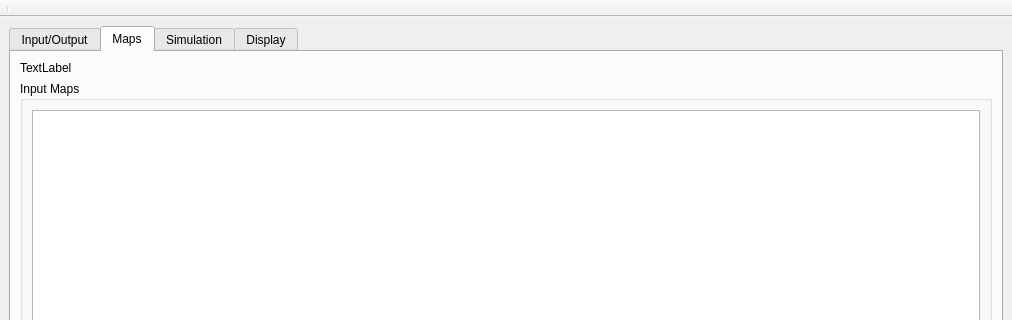
Before: the Qt Designer form ui_full/lisemqt.ui in vjetten/openlisem, drawn with Qt 5; both pictures show x 0 to 1012 and y 0 to 320 of the 1012 by 749 pixel window.
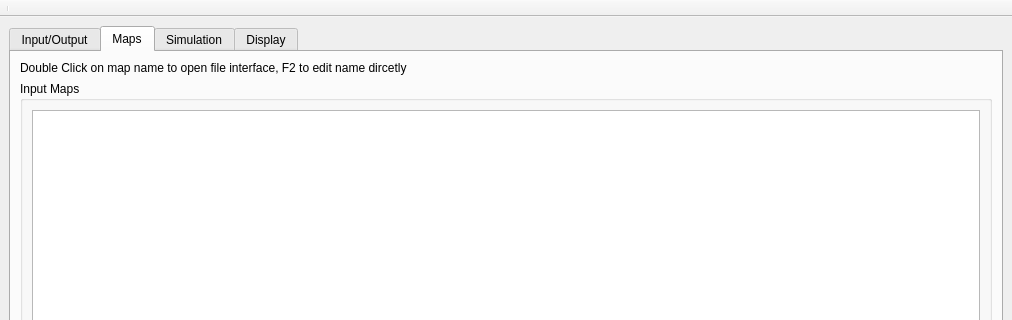
After: the same form once the commit is applied. Icons and pictures are not drawn.

What changed in the file:
```diff
--- a/ui_full/lisemqt.ui
+++ b/ui_full/lisemqt.ui
@@ -3504,7 +3504,7 @@
         <item row="0" column="0">
          <widget class="QLabel" name="label_47">
           <property name="text">
-           <string>TextLabel</string>
+           <string>Double Click on map name to open file interface, F2 to edit name dircetly </string>
           </property>
          </widget>
         </item>
```
